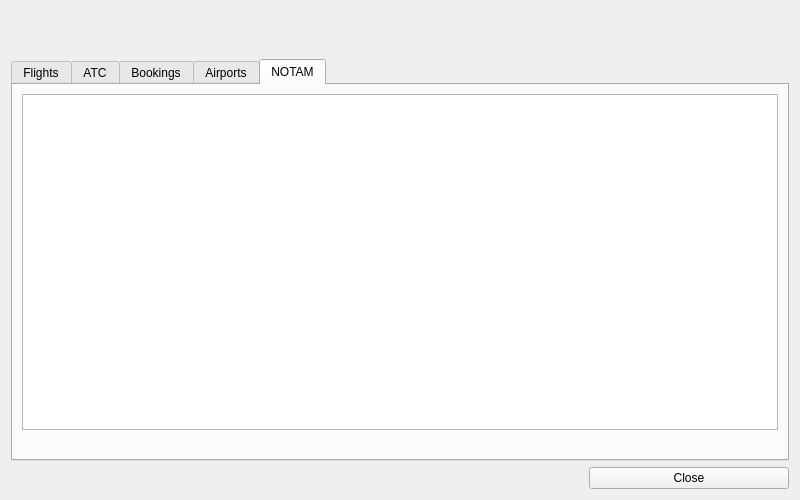
The window that source/ui/windows/firdetailswindow.ui (Vatsinator/vatsinator-legacy) describes before a commit, drawn with Qt 5.
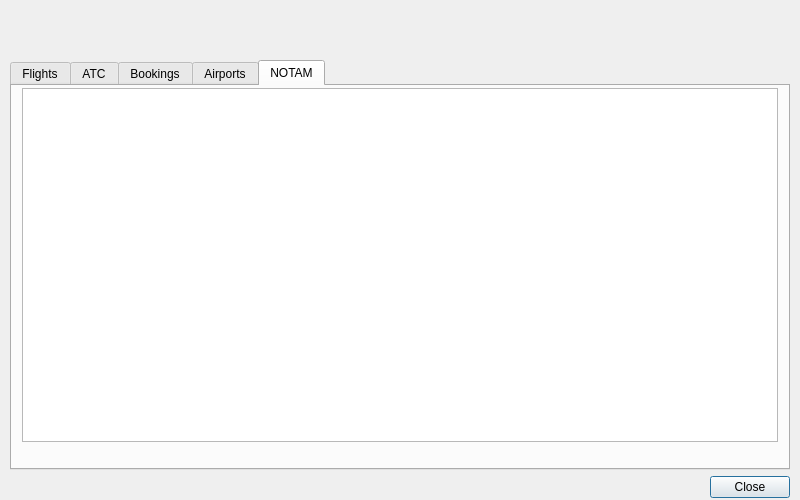
The same window after the commit. The open tabs and pages were chosen to show the change. Icons and pictures are not drawn. Custom widgets are drawn as their Qt base class.

```diff
--- a/source/ui/windows/firdetailswindow.ui
+++ b/source/ui/windows/firdetailswindow.ui
@@ -24,8 +24,29 @@
     <normaloff>:/mainIcon/icon.png</normaloff>:/mainIcon/icon.png</iconset>
   </property>
   <layout class="QVBoxLayout" name="verticalLayout_2">
+   <property name="spacing">
+    <number>6</number>
+   </property>
+   <property name="leftMargin">
+    <number>10</number>
+   </property>
+   <property name="topMargin">
+    <number>10</number>
+   </property>
+   <property name="rightMargin">
+    <number>10</number>
+   </property>
+   <property name="bottomMargin">
+    <number>2</number>
+   </property>
    <item>
     <layout class="QVBoxLayout" name="verticalLayout">
+     <property name="spacing">
+      <number>2</number>
+     </property>
+     <property name="bottomMargin">
+      <number>6</number>
+     </property>
      <item>
       <widget class="QLabel" name="ICAOLabel">
        <property name="font">
@@ -36,6 +57,9 @@
        <property name="text">
         <string/>
        </property>
+       <property name="alignment">
+        <set>Qt::AlignCenter</set>
+       </property>
       </widget>
      </item>
      <item>
@@ -43,6 +67,9 @@
        <property name="text">
         <string/>
        </property>
+       <property name="alignment">
+        <set>Qt::AlignCenter</set>
+       </property>
       </widget>
      </item>
     </layout>
@@ -290,6 +317,21 @@
        <string>NOTAM</string>
       </attribute>
       <layout class="QVBoxLayout" name="verticalLayout_3">
+       <property name="spacing">
+        <number>2</number>
+       </property>
+       <property name="leftMargin">
+        <number>10</number>
+       </property>
+       <property name="topMargin">
+        <number>2</number>
+       </property>
+       <property name="rightMargin">
+        <number>10</number>
+       </property>
+       <property name="bottomMargin">
+        <number>10</number>
+       </property>
        <item>
         <widget class="DelayedModelTableView" name="NotamTableView">
          <property name="selectionMode">
@@ -352,15 +394,12 @@
      </item>
      <item>
       <widget class="QPushButton" name="CloseButton">
-       <property name="minimumSize">
-        <size>
-         <width>200</width>
-         <height>0</height>
-        </size>
-       </property>
        <property name="text">
         <string>Close</string>
        </property>
+       <property name="default">
+        <bool>true</bool>
+       </property>
       </widget>
      </item>
     </layout>
```
Left out of the diff: 48 changed lines with no effect on the pictures.
